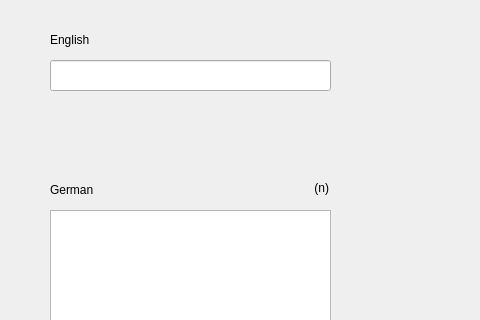
nikolai-baschinski/UVT, file test.ui: the form before one commit; both pictures show x 0 to 480 and y 0 to 320 of the 612 by 437 pixel window.
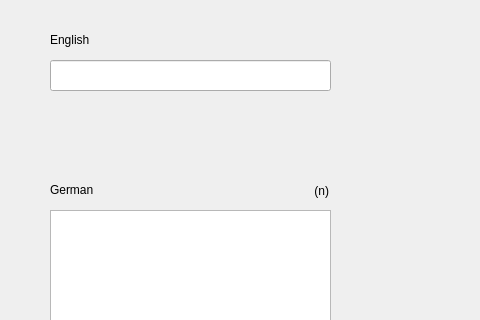
The form after the commit.

Diff of the .ui file:
```diff
--- a/test.ui
+++ b/test.ui
@@ -38,7 +38,7 @@
     <rect>
      <x>50</x>
      <y>30</y>
-     <width>49</width>
+     <width>71</width>
      <height>20</height>
     </rect>
    </property>
@@ -51,7 +51,7 @@
     <rect>
      <x>50</x>
      <y>180</y>
-     <width>49</width>
+     <width>81</width>
      <height>20</height>
     </rect>
    </property>
@@ -97,7 +97,7 @@
      <x>280</x>
      <y>180</y>
      <width>49</width>
-     <height>16</height>
+     <height>21</height>
     </rect>
    </property>
    <property name="layoutDirection">
```
